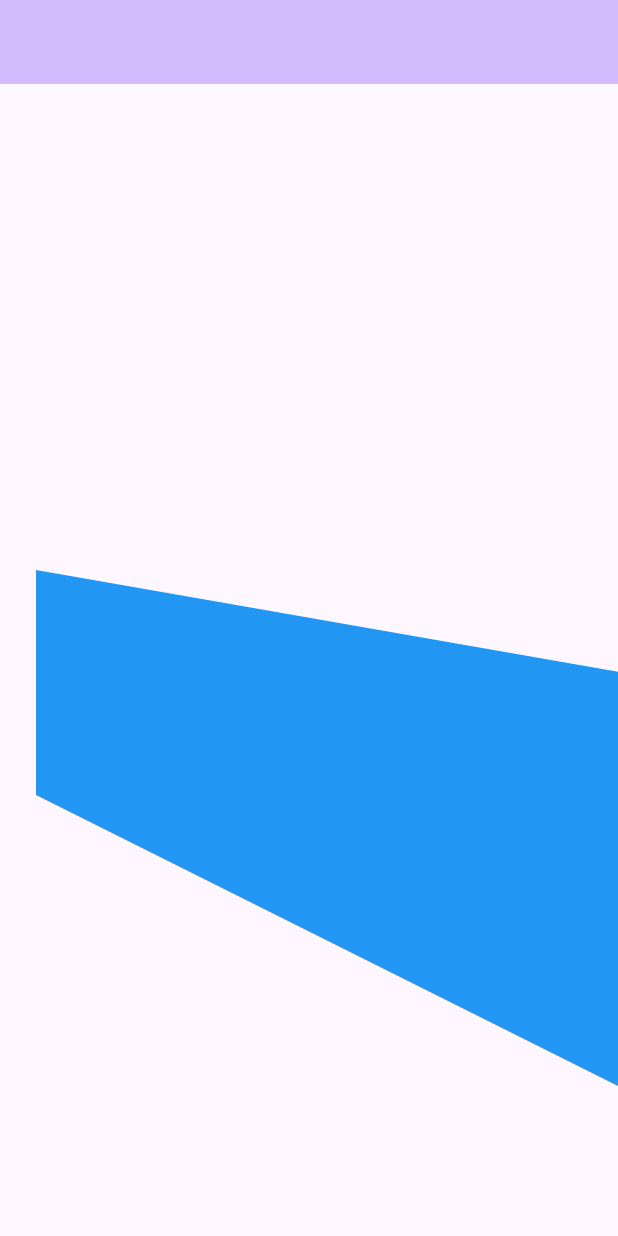
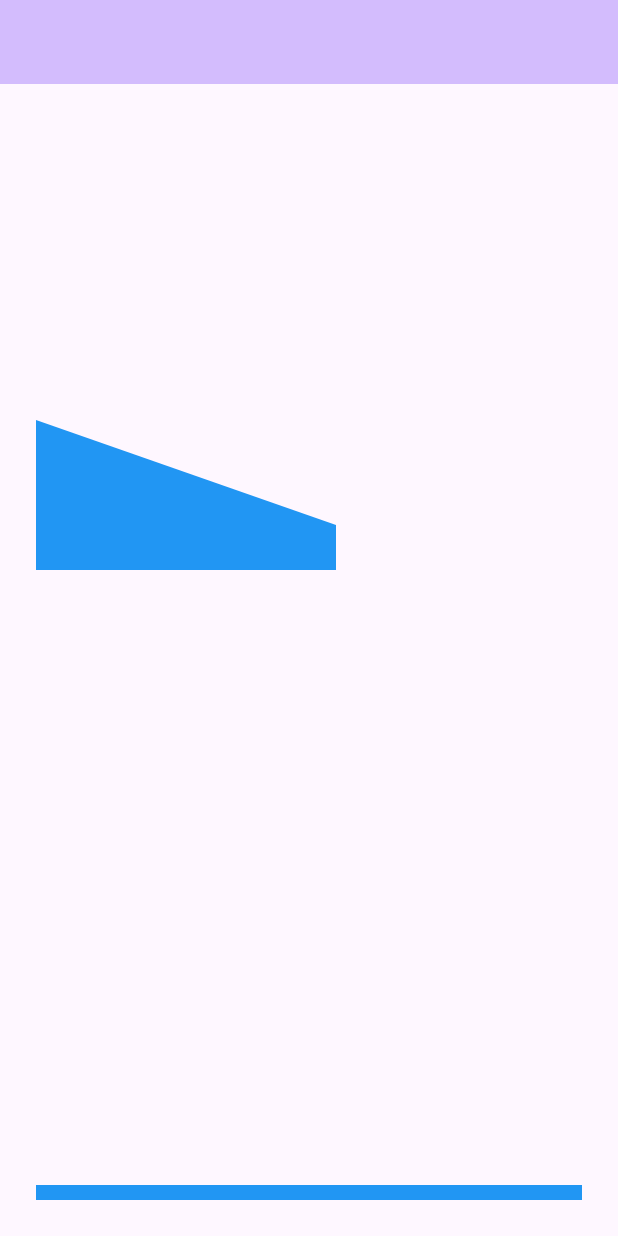
Before and after one commit to ramin-vakili/flutter_soft_body, a Flutter app: the screen it shows after launch, on a phone screen of 412 x 824 dp. Run offline on Flutter 3.47's test engine with Material 2 defaults, Android fonts, the phone set to English and light mode, and no system bars.

Commit message:
add ground collider

```diff
--- a/lib/helpers.dart
+++ b/lib/helpers.dart
@@ -1,3 +1,4 @@
+import 'dart:isolate';
 import 'dart:math';
 import 'dart:ui';
 
@@ -54,11 +55,11 @@ double _getRandomNodeSize() => Random().nextInt(5) + 5.0;
   return (i, j);
 }
 
-RectangleCollider createRandomCollider() {
-  const Offset topLeft = Offset(0, 300);
-  const Offset topRight = Offset(400, 370);
-  const Offset bottomLeft = Offset(0, 450);
-  const Offset bottomRight = Offset(400, 650);
+List<RectangleCollider> createRandomColliders(Size size) {
+  const Offset topLeft = Offset(0, 200);
+  const Offset topRight = Offset(200, 270);
+  const Offset bottomLeft = Offset(0, 300);
+  const Offset bottomRight = Offset(200,300);
 
   final List<Offset> points = <Offset>[
     topLeft,
@@ -74,7 +75,27 @@ RectangleCollider createRandomCollider() {
     ColliderEdge(bottomLeft, topLeft),
   ];
 
-  return RectangleCollider(points: points, edges: edges);
+  final Offset groundTopLeft = Offset(0, size.height - 10);
+  final Offset groundTopRight = Offset(size.width, size.height - 10);
+  final Offset groundBottomRight = Offset(size.width, size.height);
+  final Offset groundBottomLeft = Offset(0, size.height);
+
+  final RectangleCollider ground = RectangleCollider(points: [
+    groundTopLeft,
+    groundTopRight,
+    groundBottomRight,
+    groundBottomLeft
+  ], edges: [
+    ColliderEdge(groundTopLeft, groundTopRight),
+    ColliderEdge(groundTopRight, groundBottomRight),
+    ColliderEdge(groundBottomRight, groundBottomLeft),
+    ColliderEdge(groundBottomLeft, groundTopLeft),
+  ]);
+
+  return [
+    RectangleCollider(points: points, edges: edges),
+    ground,
+  ];
 }
 
 (List<MassPoint>, List<ElasticEdge>) createRandomGraph(Size canvasSize) {
@@ -106,21 +127,21 @@ RectangleCollider createRandomCollider() {
   springs.addAll([
     ElasticEdge(node1: goo1, node2: goo2),
     ElasticEdge(node1: goo1, node2: goo4),
-    ElasticEdge(node1: goo1, node2: goo5),
+    ElasticEdge(node1: goo1, node2: goo5, length: 42),
     //
     ElasticEdge(node1: goo2, node2: goo3),
-    ElasticEdge(node1: goo2, node2: goo4),
+    ElasticEdge(node1: goo2, node2: goo4, length: 42),
     ElasticEdge(node1: goo2, node2: goo5),
-    ElasticEdge(node1: goo2, node2: goo6),
+    ElasticEdge(node1: goo2, node2: goo6, length: 42),
     //
-    ElasticEdge(node1: goo3, node2: goo5),
+    ElasticEdge(node1: goo3, node2: goo5, length: 42),
     ElasticEdge(node1: goo3, node2: goo6),
     //
     ElasticEdge(node1: goo4, node2: goo5),
     ElasticEdge(node1: goo4, node2: goo7),
-    ElasticEdge(node1: goo4, node2: goo8),
+    ElasticEdge(node1: goo4, node2: goo8, length: 42),
     //
-    ElasticEdge(node1: goo5, node2: goo7),
+    ElasticEdge(node1: goo5, node2: goo7, length: 42),
     ElasticEdge(node1: goo5, node2: goo8),
     //
     ElasticEdge(node1: goo7, node2: goo8),
@@ -128,9 +149,9 @@ RectangleCollider createRandomCollider() {
     ElasticEdge(node1: goo5, node2: goo6),
     ElasticEdge(node1: goo5, node2: goo7),
     ElasticEdge(node1: goo5, node2: goo8),
-    ElasticEdge(node1: goo5, node2: goo9),
+    ElasticEdge(node1: goo5, node2: goo9, length: 42),
     //
-    ElasticEdge(node1: goo6, node2: goo8),
+    ElasticEdge(node1: goo6, node2: goo8, length: 42),
     ElasticEdge(node1: goo6, node2: goo9),
     //
     ElasticEdge(node1: goo8, node2: goo9),
--- a/lib/models.dart
+++ b/lib/models.dart
@@ -157,7 +157,7 @@ abstract class EdgeBase {
 
 /// A connection between two nodes/particle, joint, which has elastic behaviour.
 class ElasticEdge implements EdgeBase {
-  double ks = 200;
+  double ks = 210;
   double kd = 1200;
 
   @override
@@ -166,9 +166,9 @@ class ElasticEdge implements EdgeBase {
   @override
   final MassPoint node2;
 
-  final double length = 55;
+  final double length;
 
-  ElasticEdge({required this.node1, required this.node2});
+  ElasticEdge({required this.node1, required this.node2, this.length = 30});
 
   void update(Duration elapsedTime, Size size) {
     double x1 = node1.position.dx;
--- a/lib/simulation_scene.dart
+++ b/lib/simulation_scene.dart
@@ -23,15 +23,13 @@ class _SimulationSceneState extends State<SimulationScene>
 
   final List<MassPoint> _points = <MassPoint>[];
   final List<ElasticEdge> _springs = <ElasticEdge>[];
-
-  late final RectangleCollider _collider;
+  final List<RectangleCollider> _colliders = [];
 
   @override
   void initState() {
     super.initState();
     createTicker((elapsed) {});
 
-    _collider = createRandomCollider();
     _resetGraph();
     _setupTicker();
   }
@@ -73,6 +71,7 @@ class _SimulationSceneState extends State<SimulationScene>
         final graph = createRandomGraph(_graphCanvasSize!);
         _points.addAll(graph.$1);
         _springs.addAll(graph.$2);
+        _colliders.addAll(createRandomColliders(_graphCanvasSize!));
 
         setState(() {});
       }
@@ -97,10 +96,8 @@ class _SimulationSceneState extends State<SimulationScene>
       final dryVelocity =
           point.velocity + point.force * adjustedDeltaTime / point.mass;
 
-      final Offset? collisionPoint = _collider.getCollidingPoint(
-        point.position + dryVelocity,
-        point.radius,
-      );
+      // TODO(Ramin): for performance improvement first check the bounding box of colliders.
+      final Offset? collisionPoint = _getCollisionPoint(point, dryVelocity);
 
       if (collisionPoint != null) {
         final Offset pushVectorNormalized =
@@ -129,6 +126,24 @@ class _SimulationSceneState extends State<SimulationScene>
         point.position += point.velocity;
       }
     }
+  }
+
+  // TODO(Ramin): check if need handle when a pont collides two colliders at the same time.
+  /// Gets the collision point
+
+  Offset? _getCollisionPoint(MassPoint point, Offset dryVelocity) {
+    for (final RectangleCollider collider in _colliders) {
+      final Offset? collisionPoint = collider.getCollidingPoint(
+        point.position + dryVelocity,
+        point.radius,
+      );
+
+      if (collisionPoint != null) {
+        return collisionPoint;
+      }
+    }
+
+    return null;
   }
 
   @override
@@ -179,7 +194,7 @@ class _SimulationSceneState extends State<SimulationScene>
               },
               child: Stack(
                 children: [
-                  CustomPaint(painter: ColliderPainter([_collider])),
+                  CustomPaint(painter: ColliderPainter(_colliders)),
                   CustomPaint(
                     painter: GraphPainter(
                       points: _points,
```
